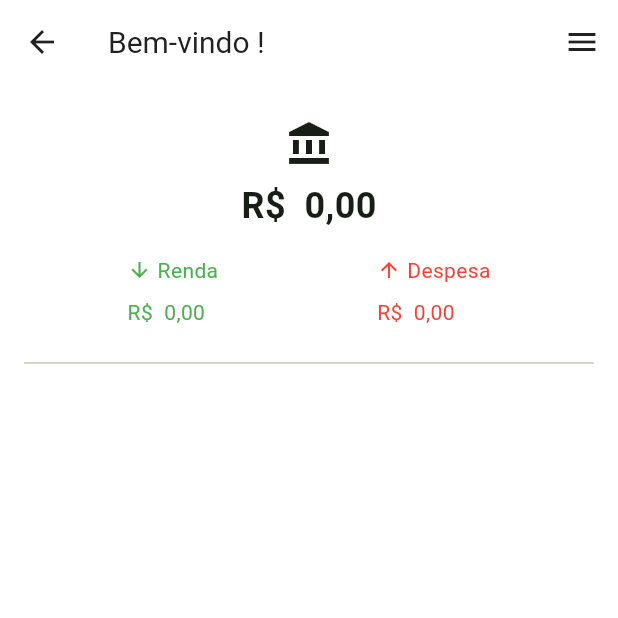
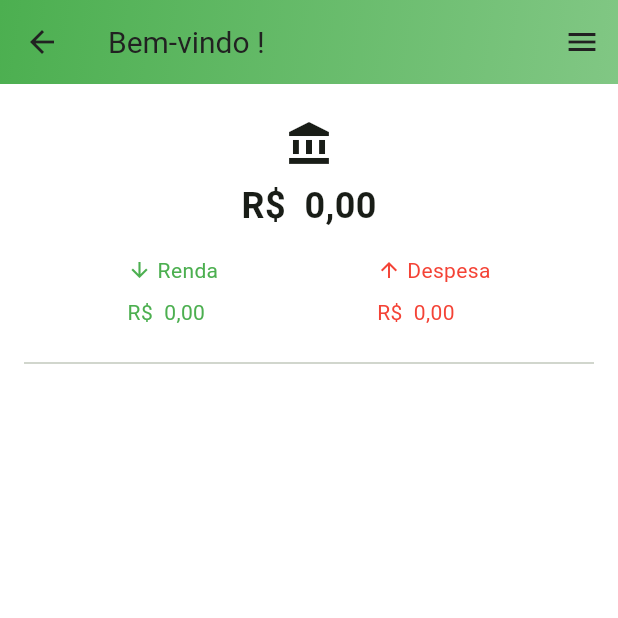
Before and after one commit to Felipe-Borba/my_kakeibo, a Flutter app: the DashboardView screen opened by its route, on a phone screen of 412 x 824 dp, the top half of it. Run offline on Flutter 3.47's test engine with Material 3 defaults, Android fonts, the phone set to English and light mode, and no system bars; our stand-ins replace cloud_firestore, firebase_auth, firebase_core, firebase_messaging, flutter_local_notifications, flutter_modular and 1 more; accounts and stored records are empty; generated files the repository leaves out were written again; network calls fail.

Commit message:
feat: add gradient on header

```diff
--- a/lib/core/components/app_bar_custom.dart
+++ b/lib/core/components/app_bar_custom.dart
@@ -3,14 +3,33 @@ import 'package:flutter/material.dart';
 class AppBarCustom extends StatelessWidget implements PreferredSizeWidget {
   final String title;
 
-  const AppBarCustom({super.key,
+  const AppBarCustom({
+    super.key,
     required this.title,
   });
 
   @override
   Widget build(BuildContext context) {
-    return AppBar(
-      title: Text(title),
+    return PreferredSize(
+      preferredSize: const Size.fromHeight(60.0),
+      child: Stack(children: [
+        Expanded(
+          child: Container(
+            decoration: const BoxDecoration(
+              gradient: LinearGradient(
+                colors: [Colors.green, Color.fromARGB(255, 129, 199, 132)],
+                begin: Alignment.topLeft,
+                end: Alignment.bottomRight,
+              ),
+            ),
+          ),
+        ),
+        AppBar(
+          elevation: 0,
+          backgroundColor: Colors.transparent,
+          title: Text(title),
+        ),
+      ]),
     );
   }
 
--- a/lib/presentation/user/dashboard/dashboard_view.dart
+++ b/lib/presentation/user/dashboard/dashboard_view.dart
@@ -1,6 +1,7 @@
 import 'package:flutter/material.dart';
 import 'package:flutter_gen/gen_l10n/app_localizations.dart';
 import 'package:intl/intl.dart';
+import 'package:my_kakeibo/core/components/app_bar_custom.dart';
 import 'package:my_kakeibo/core/components/drawer_custom.dart';
 import 'package:my_kakeibo/domain/entity/transaction/expense.dart';
 import 'package:my_kakeibo/domain/entity/transaction/expense_category.dart';
@@ -40,8 +41,8 @@ class DashboardView extends StatelessWidget {
 
             return Scaffold(
               key: const Key("dashboard"),
-              appBar: AppBar(
-                title: Text(intl.welcomeMessage(controller.user?.name ?? "")),
+              appBar: AppBarCustom(
+                title: intl.welcomeMessage(controller.user?.name ?? ""),
               ),
               endDrawer: const DrawerCustom(),
               body: Padding(
```
